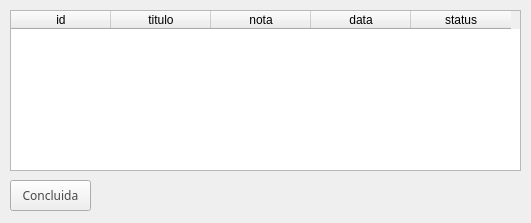
The window that views/formListarHoje.ui (andrecamposdelfino/agenda) describes before a commit, drawn with Qt 5.
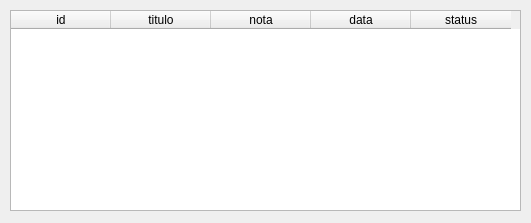
The same window after the commit.

```diff
--- a/views/formListarHoje.ui
+++ b/views/formListarHoje.ui
@@ -20,7 +20,7 @@
       <x>10</x>
       <y>10</y>
       <width>511</width>
-      <height>161</height>
+      <height>201</height>
      </rect>
     </property>
     <property name="frameShadow">
@@ -58,30 +58,6 @@
      </property>
     </column>
    </widget>
-   <widget class="QPushButton" name="btnNovo">
-    <property name="geometry">
-     <rect>
-      <x>10</x>
-      <y>180</y>
-      <width>81</width>
-      <height>31</height>
-     </rect>
-    </property>
-    <property name="font">
-     <font>
-      <family>sans-serif</family>
-     </font>
-    </property>
-    <property name="styleSheet">
-     <string notr="true">#btnNovo{
-color:#484848;
-font-family:sans-serif;
-}</string>
-    </property>
-    <property name="text">
-     <string>Concluida</string>
-    </property>
-   </widget>
   </widget>
  </widget>
  <resources/>
```
